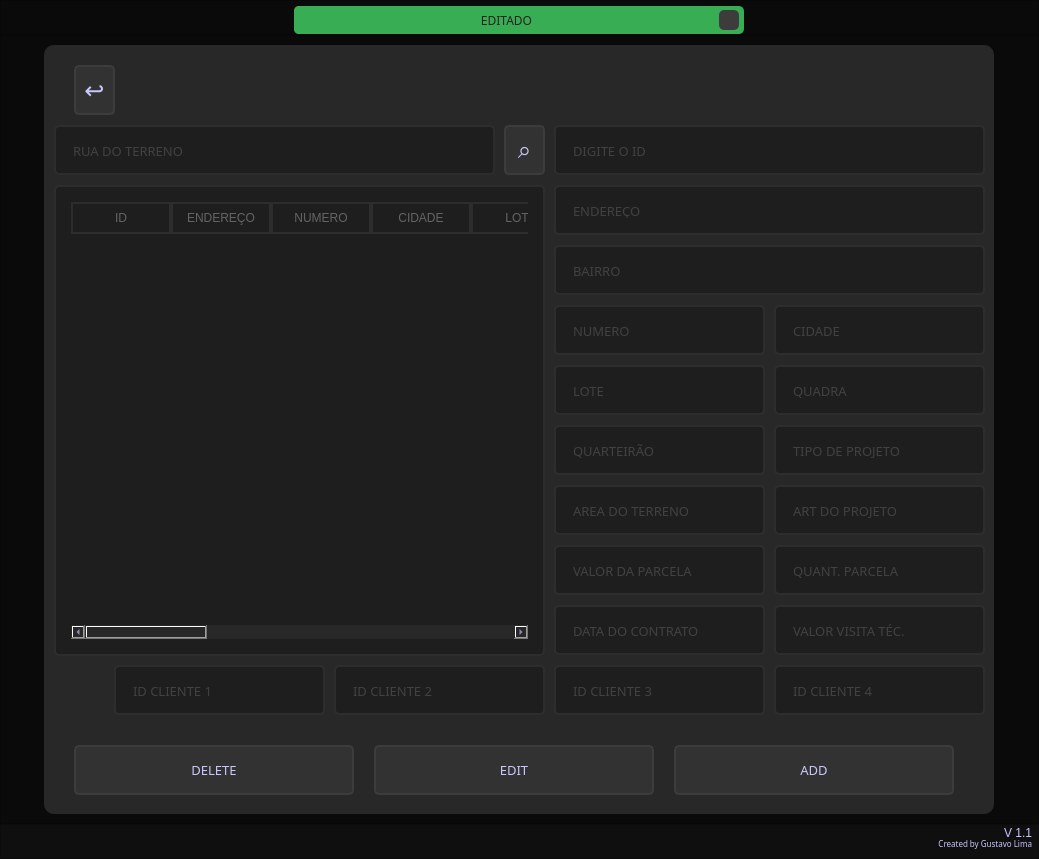
This is Qt/edit_obra.ui in GLimas99/MakeForms as Qt 5 draws it before an edit. The edited form follows.
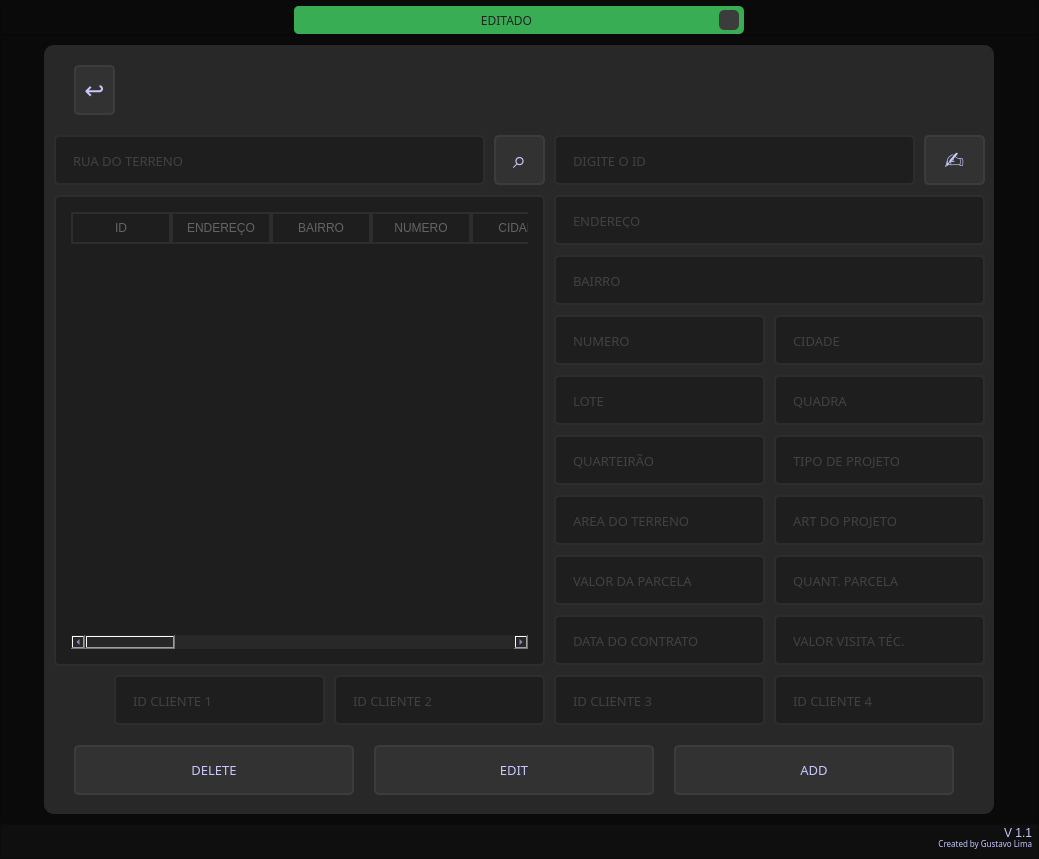
This is the edited form. Icons and pictures are not drawn.

```diff
--- a/Qt/edit_obra.ui
+++ b/Qt/edit_obra.ui
@@ -266,7 +266,7 @@
           <property name="geometry">
            <rect>
             <x>510</x>
-            <y>320</y>
+            <y>330</y>
             <width>211</width>
             <height>50</height>
            </rect>
@@ -304,7 +304,7 @@
           <property name="geometry">
            <rect>
             <x>510</x>
-            <y>380</y>
+            <y>390</y>
             <width>211</width>
             <height>50</height>
            </rect>
@@ -342,7 +342,7 @@
           <property name="geometry">
            <rect>
             <x>510</x>
-            <y>260</y>
+            <y>270</y>
             <width>211</width>
             <height>50</height>
            </rect>
@@ -380,8 +380,8 @@
           <property name="geometry">
            <rect>
             <x>510</x>
-            <y>80</y>
-            <width>431</width>
+            <y>90</y>
+            <width>361</width>
             <height>50</height>
            </rect>
           </property>
@@ -418,7 +418,7 @@
           <property name="geometry">
            <rect>
             <x>510</x>
-            <y>200</y>
+            <y>210</y>
             <width>431</width>
             <height>50</height>
            </rect>
@@ -456,7 +456,7 @@
           <property name="geometry">
            <rect>
             <x>730</x>
-            <y>260</y>
+            <y>270</y>
             <width>211</width>
             <height>50</height>
            </rect>
@@ -529,7 +529,7 @@
           <property name="geometry">
            <rect>
             <x>730</x>
-            <y>380</y>
+            <y>390</y>
             <width>211</width>
             <height>50</height>
            </rect>
@@ -567,7 +567,7 @@
           <property name="geometry">
            <rect>
             <x>510</x>
-            <y>140</y>
+            <y>150</y>
             <width>431</width>
             <height>50</height>
            </rect>
@@ -605,7 +605,7 @@
           <property name="geometry">
            <rect>
             <x>730</x>
-            <y>440</y>
+            <y>450</y>
             <width>211</width>
             <height>50</height>
            </rect>
@@ -678,7 +678,7 @@
           <property name="geometry">
            <rect>
             <x>730</x>
-            <y>500</y>
+            <y>510</y>
             <width>211</width>
             <height>50</height>
            </rect>
@@ -716,7 +716,7 @@
           <property name="geometry">
            <rect>
             <x>730</x>
-            <y>320</y>
+            <y>330</y>
             <width>211</width>
             <height>50</height>
            </rect>
@@ -754,7 +754,7 @@
           <property name="geometry">
            <rect>
             <x>510</x>
-            <y>500</y>
+            <y>510</y>
             <width>211</width>
             <height>50</height>
            </rect>
@@ -792,7 +792,7 @@
           <property name="geometry">
            <rect>
             <x>10</x>
-            <y>140</y>
+            <y>150</y>
             <width>491</width>
             <height>471</height>
            </rect>
@@ -847,6 +847,11 @@
             <string>ENDEREÇO</string>
            </property>
           </column>
+          <column>
+           <property name="text">
+            <string>BAIRRO</string>
+           </property>
+          </column>
           <column>
            <property name="text">
             <string>NUMERO</string>
@@ -907,12 +912,32 @@
             <string>VALOR VISITA</string>
            </property>
           </column>
+          <column>
+           <property name="text">
+            <string>ID CLIENTE 1</string>
+           </property>
+          </column>
+          <column>
+           <property name="text">
+            <string>ID CLIENTE 2</string>
+           </property>
+          </column>
+          <column>
+           <property name="text">
+            <string>ID CLIENTE 3</string>
+           </property>
+          </column>
+          <column>
+           <property name="text">
+            <string>ID CLIENTE 4</string>
+           </property>
+          </column>
          </widget>
          <widget class="QLineEdit" name="txt_obravalorvisita">
           <property name="geometry">
            <rect>
             <x>730</x>
-            <y>560</y>
+            <y>570</y>
             <width>211</width>
             <height>50</height>
            </rect>
@@ -950,7 +975,7 @@
           <property name="geometry">
            <rect>
             <x>510</x>
-            <y>560</y>
+            <y>570</y>
             <width>211</width>
             <height>50</height>
            </rect>
@@ -988,7 +1013,7 @@
           <property name="geometry">
            <rect>
             <x>510</x>
-            <y>440</y>
+            <y>450</y>
             <width>211</width>
             <height>50</height>
            </rect>
@@ -1026,8 +1051,8 @@
           <property name="geometry">
            <rect>
             <x>10</x>
-            <y>80</y>
-            <width>441</width>
+            <y>90</y>
+            <width>431</width>
             <height>50</height>
            </rect>
           </property>
@@ -1095,12 +1120,12 @@
            <string>ADD</string>
           </property>
          </widget>
-         <widget class="QPushButton" name="btn_search">
+         <widget class="QPushButton" name="btn_copy">
           <property name="geometry">
            <rect>
-            <x>460</x>
-            <y>80</y>
-            <width>41</width>
+            <x>880</x>
+            <y>90</y>
+            <width>61</width>
             <height>50</height>
            </rect>
           </property>
@@ -1130,14 +1155,14 @@
 }</string>
           </property>
           <property name="text">
-           <string>⌕</string>
+           <string>✍</string>
           </property>
          </widget>
          <widget class="QLineEdit" name="txt_idcli3">
           <property name="geometry">
            <rect>
             <x>510</x>
-            <y>620</y>
+            <y>630</y>
             <width>211</width>
             <height>50</height>
            </rect>
@@ -1175,7 +1200,7 @@
           <property name="geometry">
            <rect>
             <x>730</x>
-            <y>620</y>
+            <y>630</y>
             <width>211</width>
             <height>50</height>
            </rect>
@@ -1213,7 +1238,7 @@
           <property name="geometry">
            <rect>
             <x>290</x>
-            <y>620</y>
+            <y>630</y>
             <width>211</width>
             <height>50</height>
            </rect>
@@ -1251,7 +1276,7 @@
           <property name="geometry">
            <rect>
             <x>70</x>
-            <y>620</y>
+            <y>630</y>
             <width>211</width>
             <height>50</height>
            </rect>
@@ -1285,6 +1310,44 @@
            <string>ID CLIENTE 1</string>
           </property>
          </widget>
+         <widget class="QPushButton" name="btn_search">
+          <property name="geometry">
+           <rect>
+            <x>450</x>
+            <y>90</y>
+            <width>51</width>
+            <height>50</height>
+           </rect>
+          </property>
+          <property name="font">
+           <font>
+            <pointsize>18</pointsize>
+            <weight>50</weight>
+            <italic>false</italic>
+            <bold>false</bold>
+           </font>
+          </property>
+          <property name="styleSheet">
+           <string notr="true">QPushButton{
+	background-color:rgb(50, 50, 50);
+	border:2px solid rgb(60, 60, 60);
+	border-radius:5px;
+	font: 18pt ;
+}
+QPushButton:hover{
+	background-color:rgb(60, 60, 60);
+	border: 2px solid rgb(70, 70, 70);
+}
+QPushButton:pressed{
+	background-color:rgb(250, 230, 0);
+	border: 2px solid rgb(255, 165, 24);
+	color: rgb(35, 35, 35);
+}</string>
+          </property>
+          <property name="text">
+           <string>⌕</string>
+          </property>
+         </widget>
         </widget>
        </item>
       </layout>
```
